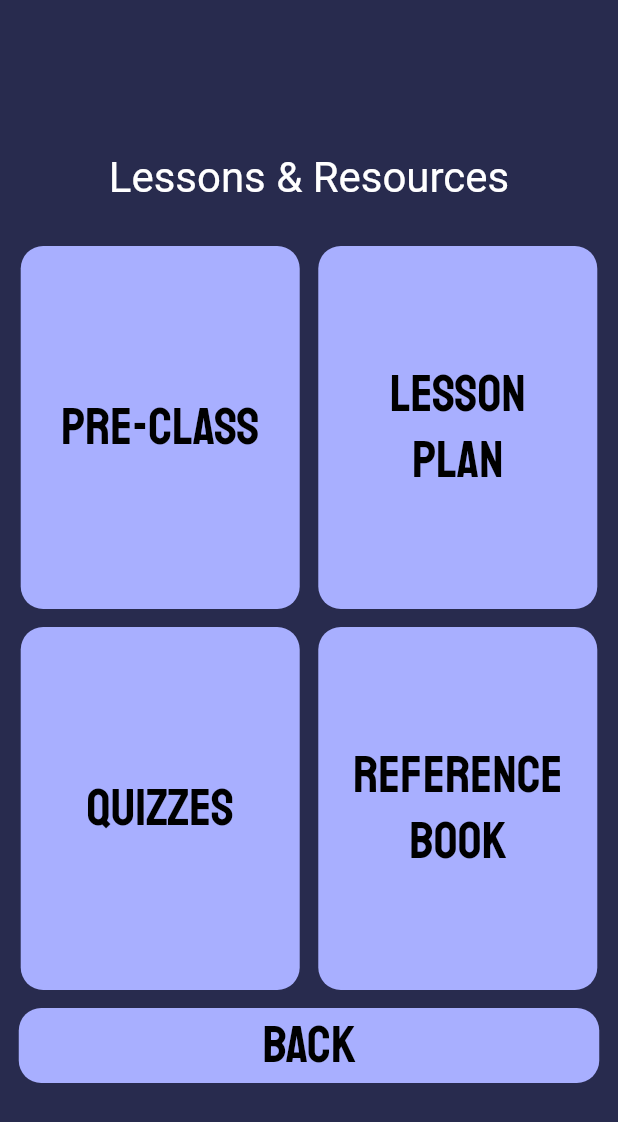
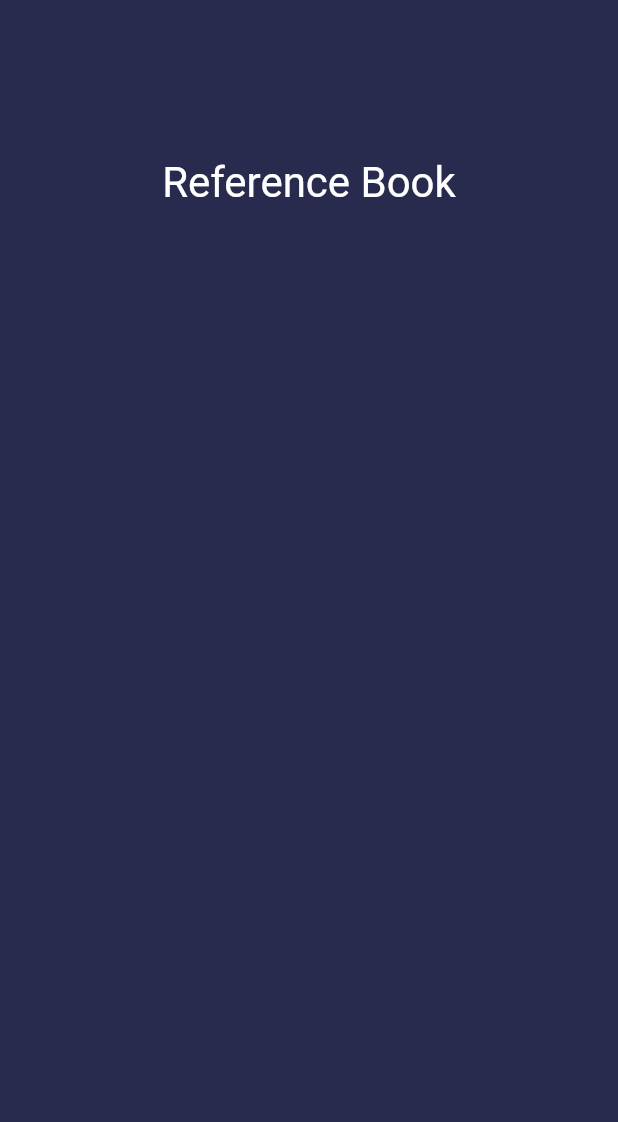
Before and after one commit to Shloktheboss142/Attendify, a Flutter app: the LessonResources screen opened directly, after a tap on "Reference Book", on a phone screen of 412 x 824 dp. Shown: the top 1122 px of the screen. Run offline on Flutter 3.47's test engine with Material 2 defaults, Android fonts, the phone set to English and light mode, and no system bars; our stand-ins replace cloud_firestore, firebase_auth, firebase_core, firebase_database, flutter_pw_validator, jiffy and 1 more; missing offline and left inert: mobile_scanner; accounts and stored records are empty; Roboto replaces fonts that are missing (Cairo-Regular).

Commit message:
updated lesson and resources page

```diff
--- a/lib/home_screen.dart
+++ b/lib/home_screen.dart
@@ -438,9 +438,19 @@ class LessonResources extends StatelessWidget {
       body: Container(
         color: const Color.fromRGBO(40, 43, 78, 1),
         alignment: Alignment.center,
-        padding: const EdgeInsets.fromLTRB(10, 10, 10, 10),
+        padding: const EdgeInsets.fromLTRB(0, 0, 0, 10),
         child: Column(
           mainAxisSize: MainAxisSize.min,
+          children: [
+            Container(
+                decoration: BoxDecoration(
+                  borderRadius: BorderRadius.circular(15),
+                  color: const Color.fromARGB(0, 98, 107, 182),
+                ),
+                width: MediaQuery.of(context).size.width,
+                height: MediaQuery.of(context).size.height - 500,
+                child: Column(
+                    mainAxisAlignment: MainAxisAlignment.spaceBetween,
                     children: [
                       const Text("Lessons & Resources",
                           style: TextStyle(
@@ -448,109 +458,182 @@ class LessonResources extends StatelessWidget {
                               color: Colors.white,
                               fontFamily: 'Cairo-Regular',
                               fontWeight: FontWeight.w400)),
-            const Text("", style: TextStyle(fontSize: 25)),
-            Row(
-              mainAxisAlignment: MainAxisAlignment.center,
-              children: [
-                ElevatedButton(
-                    onPressed: () {},
+                      //const Text("", style: TextStyle(fontSize: 25)),
+                      ElevatedButton(
+                        onPressed: () {
+                          Navigator.push(
+                            context,
+                            MaterialPageRoute(
+                              builder: (context) => const LessonPlan(),
+                            ),
+                          );
+                        },
+                        style: ElevatedButton.styleFrom(
+                          elevation: 0,
+                          backgroundColor: Colors.transparent,
+                          minimumSize: Size(double.infinity,
+                              (MediaQuery.of(context).size.height - 210) / 7),
+                          shape: RoundedRectangleBorder(
+                            borderRadius: BorderRadius.circular(15.0),
+                          ),
+                        ),
+                        child: Container(
+                          decoration: BoxDecoration(
+                            image: const DecorationImage(
+                              image: AssetImage('assets/LessonPlan.webp'),
+                              fit: BoxFit.cover,
+                            ),
+                            borderRadius: BorderRadius.circular(15),
+                            color: const Color.fromARGB(0, 98, 107, 182),
+                          ),
+                          height:
+                              (MediaQuery.of(context).size.height - 210) / 7,
+                          //width: (MediaQuery.of(context).size.width),
+                          child: const Center(
+                            child: Text(
+                              'Lesson Plan',
+                              style: TextStyle(
+                                color: Colors.black,
+                                fontFamily: 'Staatliches',
+                                fontSize: 35,
+                              ),
+                            ),
+                          ),
+                        ),
+                      ),
+                      //const Text("", style: TextStyle(fontSize: 25)),
+                      ElevatedButton(
+                        onPressed: () {
+                          Navigator.push(
+                            context,
+                            MaterialPageRoute(
+                              builder: (context) => const ReferenceBook(),
+                            ),
+                          );
+                        },
+                        style: ElevatedButton.styleFrom(
+                          elevation: 0,
+                          backgroundColor: Colors.transparent,
+                          minimumSize: Size(double.infinity,
+                              (MediaQuery.of(context).size.height - 210) / 7),
+                          shape: RoundedRectangleBorder(
+                            borderRadius: BorderRadius.circular(15.0),
+                          ),
+                        ),
+                        child: Container(
+                          decoration: BoxDecoration(
+                            image: const DecorationImage(
+                              image: AssetImage('assets/ReferenceBook2.jpg'),
+                              fit: BoxFit.cover,
+                            ),
+                            borderRadius: BorderRadius.circular(15),
+                            color: const Color.fromARGB(0, 98, 107, 182),
+                          ),
+                          height:
+                              (MediaQuery.of(context).size.height - 210) / 7,
+                          child: const Center(
+                            child: Text(
+                              'Reference Book',
+                              style: TextStyle(
+                                color: Colors.black,
+                                fontFamily: 'Staatliches',
+                                fontSize: 35,
+                              ),
+                            ),
+                          ),
+                        ),
+                      ),
+                      ElevatedButton(
+                        onPressed: () {
+                          Navigator.pop(context);
+                        },
                         style: ElevatedButton.styleFrom(
                             elevation: 0,
                             backgroundColor:
                                 const Color.fromARGB(255, 168, 175, 255),
                             fixedSize: Size(
-                            MediaQuery.of(context).size.width / 2 - 20,
-                            MediaQuery.of(context).size.height / 2 - 170),
-                        shape: RoundedRectangleBorder(
-                            borderRadius: BorderRadius.circular(15.0))),
-                    child: const Text('Pre-Class',
-                        textAlign: TextAlign.center,
-                        overflow: TextOverflow.clip,
-                        style: TextStyle(
-                            color: Colors.black,
-                            fontFamily: 'Staatliches',
-                            fontSize: 35))),
-                const Text("  ", style: TextStyle(fontSize: 25)),
-                ElevatedButton(
-                    onPressed: () {},
-                    style: ElevatedButton.styleFrom(
-                        elevation: 0,
-                        backgroundColor:
-                            const Color.fromARGB(255, 168, 175, 255),
-                        fixedSize: Size(
-                            MediaQuery.of(context).size.width / 2 - 20,
-                            MediaQuery.of(context).size.height / 2 - 170),
-                        shape: RoundedRectangleBorder(
-                            borderRadius: BorderRadius.circular(15.0))),
-                    child: const Text('Lesson Plan',
-                        textAlign: TextAlign.center,
-                        overflow: TextOverflow.clip,
-                        style: TextStyle(
-                            color: Colors.black,
-                            fontFamily: 'Staatliches',
-                            fontSize: 35)))
-              ],
-            ),
-            const Text("", style: TextStyle(fontSize: 10)),
-            Row(
-              mainAxisAlignment: MainAxisAlignment.center,
-              children: [
-                ElevatedButton(
-                    onPressed: () {},
-                    style: ElevatedButton.styleFrom(
-                        elevation: 0,
-                        backgroundColor:
-                            const Color.fromARGB(255, 168, 175, 255),
-                        fixedSize: Size(
-                            MediaQuery.of(context).size.width / 2 - 20,
-                            MediaQuery.of(context).size.height / 2 - 170),
-                        shape: RoundedRectangleBorder(
-                            borderRadius: BorderRadius.circular(15.0))),
-                    child: const Text('Quizzes',
-                        textAlign: TextAlign.center,
-                        overflow: TextOverflow.clip,
-                        style: TextStyle(
-                            color: Colors.black,
-                            fontFamily: 'Staatliches',
-                            fontSize: 35))),
-                const Text("  ", style: TextStyle(fontSize: 25)),
-                ElevatedButton(
-                    onPressed: () {},
-                    style: ElevatedButton.styleFrom(
-                        elevation: 0,
-                        backgroundColor:
-                            const Color.fromARGB(255, 168, 175, 255),
-                        fixedSize: Size(
-                            MediaQuery.of(context).size.width / 2 - 20,
-                            MediaQuery.of(context).size.height / 2 - 170),
-                        shape: RoundedRectangleBorder(
-                            borderRadius: BorderRadius.circular(15.0))),
-                    child: const Text('Reference Book',
-                        textAlign: TextAlign.center,
-                        overflow: TextOverflow.clip,
-                        style: TextStyle(
-                            color: Colors.black,
-                            fontFamily: 'Staatliches',
-                            fontSize: 35)))
-              ],
-            ),
-            const Text("", style: TextStyle(fontSize: 10)),
-            ElevatedButton(
-              onPressed: () {
-                Navigator.pop(context);
-              },
-              style: ElevatedButton.styleFrom(
-                  elevation: 0,
-                  backgroundColor: const Color.fromARGB(255, 168, 175, 255),
-                  fixedSize: Size(MediaQuery.of(context).size.width - 25, 50),
-                  shape: RoundedRectangleBorder(
-                      borderRadius: BorderRadius.circular(15.0))),
+                                MediaQuery.of(context).size.width - 250, 60),
+                            shape: RoundedRectangleBorder(
+                                borderRadius: BorderRadius.circular(30.0))),
                         child: const Text('Back',
                             style: TextStyle(
                                 color: Colors.black,
                                 fontFamily: 'Staatliches',
                                 fontSize: 35)),
                       ),
+                    ]))
+          ],
+        ),
+      ),
+    );
+  }
+}
+
+class LessonPlan extends StatelessWidget {
+  const LessonPlan({super.key});
+  @override
+  Widget build(BuildContext context) {
+    return Scaffold(
+      body: Container(
+        color: const Color.fromRGBO(40, 43, 78, 1),
+        alignment: Alignment.center,
+        padding: const EdgeInsets.fromLTRB(10, 0, 10, 10),
+        child: Column(
+          mainAxisSize: MainAxisSize.min,
+          children: [
+            Container(
+                decoration: BoxDecoration(
+                  borderRadius: BorderRadius.circular(15),
+                  color: const Color.fromARGB(0, 98, 107, 182),
+                ),
+                width: MediaQuery.of(context).size.width - 25,
+                height: MediaQuery.of(context).size.height - 220,
+                child: Column(
+                    mainAxisAlignment: MainAxisAlignment.spaceBetween,
+                    children: const [
+                      Text("Lesson Plan",
+                          style: TextStyle(
+                              fontSize: 28,
+                              color: Colors.white,
+                              fontFamily: 'Cairo-Regular',
+                              fontWeight: FontWeight.w400)),
+                    ]))
+          ],
+        ),
+      ),
+    );
+  }
+}
+
+class ReferenceBook extends StatelessWidget {
+  const ReferenceBook({super.key});
+  @override
+  Widget build(BuildContext context) {
+    return Scaffold(
+      body: Container(
+        color: const Color.fromRGBO(40, 43, 78, 1),
+        alignment: Alignment.center,
+        padding: const EdgeInsets.fromLTRB(10, 0, 10, 10),
+        child: Column(
+          mainAxisSize: MainAxisSize.min,
+          children: [
+            Container(
+                decoration: BoxDecoration(
+                  borderRadius: BorderRadius.circular(15),
+                  color: const Color.fromARGB(0, 98, 107, 182),
+                ),
+                width: MediaQuery.of(context).size.width - 25,
+                height: MediaQuery.of(context).size.height - 220,
+                child: Column(
+                    mainAxisAlignment: MainAxisAlignment.spaceBetween,
+                    children: const [
+                      Text("Reference Book",
+                          style: TextStyle(
+                              fontSize: 28,
+                              color: Colors.white,
+                              fontFamily: 'Cairo-Regular',
+                              fontWeight: FontWeight.w400)),
+                    ]))
           ],
         ),
       ),
--- a/lib/main.dart
+++ b/lib/main.dart
@@ -32,10 +32,12 @@ class MyApp extends StatelessWidget {
     return MaterialApp(
       debugShowCheckedModeBanner: false,
       initialRoute: FirebaseAuth.instance.currentUser == null
-          ? 'welcome_screen'
+          // ? 'welcome_screen'
+          ? 'welcome_screen_2'
           : 'home_screen',
       routes: {
-        'welcome_screen': (context) => WelcomeScreen(),
+        // 'welcome_screen': (context) => WelcomeScreen(),
+        'welcome_screen_2': (context) => WelcomeScreen(),
         'registration_screen': (context) => RegistrationScreen(),
         'further_registration': (context) => FurtherRegistration(),
         'login_screen': (context) => LoginScreen(),
--- a/pubspec.yaml
+++ b/pubspec.yaml
@@ -77,6 +77,8 @@ flutter:
     - assets/StudentAttendance.jpg
     - assets/AttendanceReport.png
     - assets/WelcomePage.png
+    - assets/LessonPlan.webp
+    - assets/ReferenceBook2.jpg
 
   fonts:
     - family: Staatliches
```
Also changed, not shown: assets/LessonPlan.webp (added), assets/ReferenceBook2.jpg (added), pubspec.lock. Lines whose indentation alone changed are shown as unchanged.
